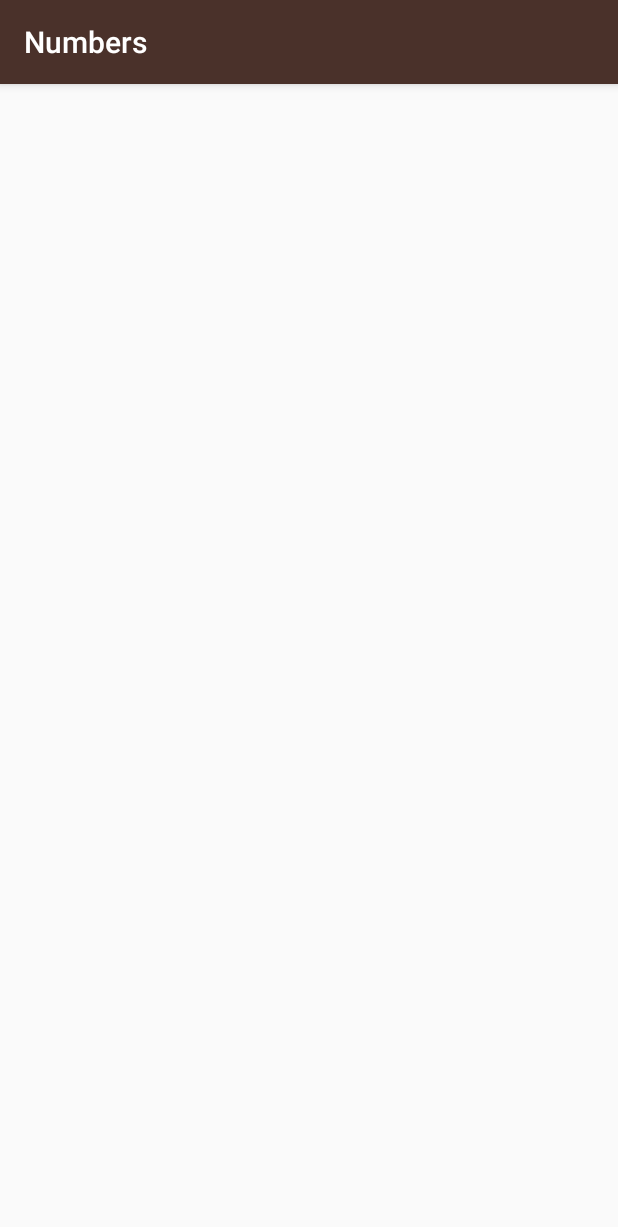
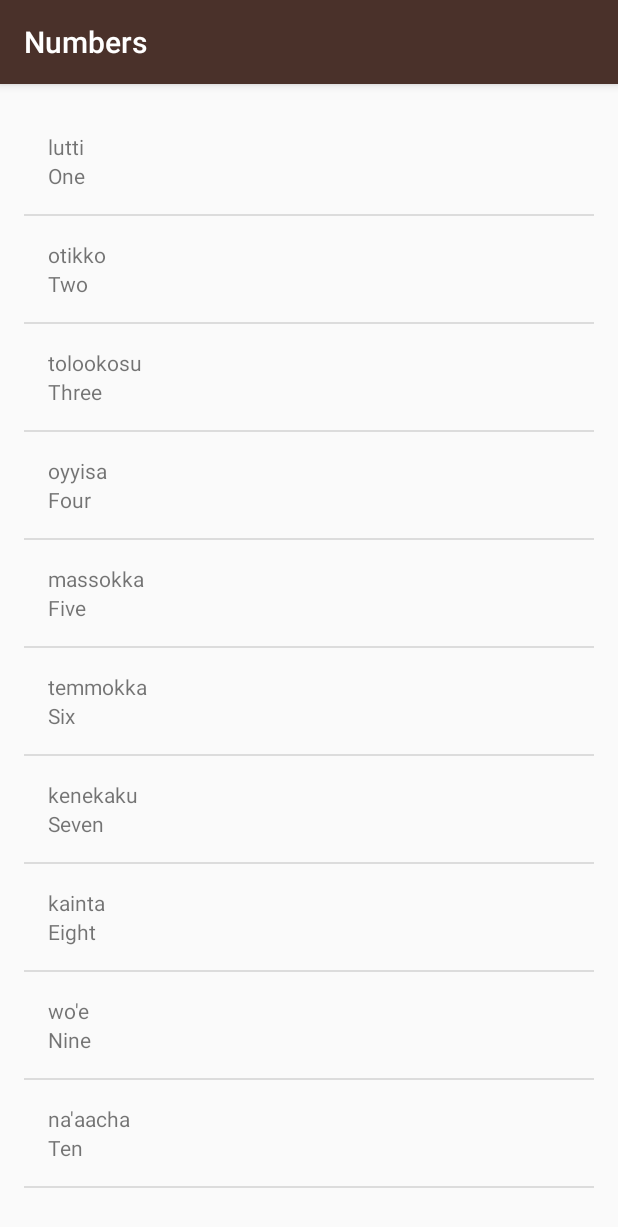
Before and after one commit to m-sonofben/Miwok, an Android app: the NumbersActivity screen opened directly, with no data from a screen before it, on a phone screen of 412 x 824 dp. Shown: the top 1227 px of the screen. Run offline under Robolectric (Android 15) with nearby library versions, the phone set to English and light mode, and no system bars.

Commit message:
Lesson 2 completed:
Arrays
Lists
Loops
Custom Classes

```diff
--- a/app/src/main/java/com/example/android/miwok/NumbersActivity.java
+++ b/app/src/main/java/com/example/android/miwok/NumbersActivity.java
@@ -3,38 +3,40 @@ package com.example.android.miwok;
 import androidx.appcompat.app.AppCompatActivity;
 
 import android.os.Bundle;
-import android.util.Log;
+import android.widget.ListView;
+
+
+import java.util.ArrayList;
 
 public class NumbersActivity extends AppCompatActivity {
 
     @Override
     protected void onCreate(Bundle savedInstanceState) {
         super.onCreate(savedInstanceState);
-        setContentView(R.layout.activity_numbers);
+        setContentView(R.layout.word_list);
 
 
-        String[] english_Numbers = new String[10];
+        ArrayList<Word> numberWords = new ArrayList<Word>();
 
-        english_Numbers[0] = "One";
-        english_Numbers[1] = "Two";
-        english_Numbers[2] = "Three";
-        english_Numbers[3] = "Four";
-        english_Numbers[4] = "Five";
-        english_Numbers[5] = "Six";
-        english_Numbers[6] = "Seven";
-        english_Numbers[7] = "Eight";
-        english_Numbers[8] = "Nine";
-        english_Numbers[9] = "Ten";
 
-        Log.v("NumbersActivity", "Word at index 0: " + english_Numbers[0]);
-        Log.v("NumbersActivity", "Word at index 1: " + english_Numbers[1]);
-        Log.v("NumbersActivity", "Word at index 2: " + english_Numbers[2]);
-        Log.v("NumbersActivity", "Word at index 3: " + english_Numbers[3]);
-        Log.v("NumbersActivity", "Word at index 4: " + english_Numbers[4]);
-        Log.v("NumbersActivity", "Word at index 5: " + english_Numbers[5]);
-        Log.v("NumbersActivity", "Word at index 6: " + english_Numbers[6]);
-        Log.v("NumbersActivity", "Word at index 7: " + english_Numbers[7]);
-        Log.v("NumbersActivity", "Word at index 8: " + english_Numbers[8]);
-        Log.v("NumbersActivity", "Word at index 9: " + english_Numbers[9]);
+        numberWords.add(new Word("One", "lutti"));
+        numberWords.add(new Word("Two", "otikko"));
+        numberWords.add(new Word("Three", "tolookosu"));
+        numberWords.add(new Word("Four", "oyyisa"));
+        numberWords.add(new Word("Five", "massokka"));
+        numberWords.add(new Word("Six", "temmokka"));
+        numberWords.add(new Word("Seven", "kenekaku"));
+        numberWords.add(new Word("Eight", "kainta"));
+        numberWords.add(new Word("Nine", "wo'e"));
+        numberWords.add(new Word("Ten", "na'aacha"));
+
+
+        WordAdapter adapter = new WordAdapter(this, numberWords);
+
+        ListView listView = (ListView) findViewById(R.id.list);
+
+        listView.setAdapter(adapter);
+
+
     }
 }
--- /dev/null
+++ b/app/src/main/java/com/example/android/miwok/Word.java
@@ -0,0 +1,24 @@
+package com.example.android.miwok;
+
+//@link word represents a vocabulary word that the user wants to learn.
+//it contains an english translation and a Miwok translation for that word.
+
+public class Word {
+
+    private String mEnglishTranslation;
+
+    private String mMiwokTranslation;
+
+    public Word(String englishTranslation, String miwokTranslation) {
+        mEnglishTranslation = englishTranslation;
+        mMiwokTranslation = miwokTranslation;
+    }
+
+    public String getEnglishTranslation() {
+        return mEnglishTranslation;
+    }
+
+    public String getMiwokTranslation() {
+        return mMiwokTranslation;
+    }
+}
--- /dev/null
+++ b/app/src/main/java/com/example/android/miwok/WordAdapter.java
@@ -0,0 +1,53 @@
+package com.example.android.miwok;
+
+import android.app.Activity;
+import android.provider.UserDictionary;
+import android.view.LayoutInflater;
+import android.view.View;
+import android.view.ViewGroup;
+import android.widget.ArrayAdapter;
+import android.widget.TextView;
+
+import androidx.annotation.NonNull;
+import androidx.annotation.Nullable;
+
+import java.util.ArrayList;
+
+public class WordAdapter extends ArrayAdapter<Word> {
+
+    public WordAdapter(Activity context, ArrayList<Word> numberWords) {
+        // Here, we initialize the ArrayAdapter's internal storage for the context and the list.
+        // the second argument is used when the ArrayAdapter is populating a single TextView.
+        // Because this is a custom adapter for two TextViews and an ImageView, the adapter is not
+        // going to use this second argument, so it can be any value. Here, we used 0.
+        super(context, 0, numberWords);
+    }
+
+    @NonNull
+    @Override
+    public View getView(int position, View convertView, ViewGroup parent) {
+        // Check if the existing view is being reused, otherwise inflate the view
+        View listItemView = convertView;
+        if(listItemView == null) {
+            listItemView = LayoutInflater.from(getContext()).inflate(R.layout.list_item, parent, false);
+        }
+
+        // Get the {@link word} object located at this position in the list
+        Word currentWord = getItem(position);
+
+        // Find the TextView in the list_item.xml layout with the ID version_name
+        TextView miwokTextView = (TextView) listItemView.findViewById(R.id.miwok_text_view);
+        // Get miwok translation from current word object and set text on the miwok TextView
+        miwokTextView.setText(currentWord.getMiwokTranslation());
+
+
+        // Find the TextView in the list_item.xml layout with the ID version_number
+        TextView englishTextView = (TextView) listItemView.findViewById(R.id.english_text_view);
+        // Get english translation from current word object and set text on the english TextView
+        englishTextView.setText(currentWord.getEnglishTranslation());
+
+        // Return the whole list item layout (containing 2 TextViews)
+        // so that it can be shown in the ListView
+        return listItemView;
+    }
+}
--- a/app/src/main/res/layout/activity_main.xml
+++ b/app/src/main/res/layout/activity_main.xml
@@ -20,7 +20,8 @@
     android:layout_height="match_parent"
     android:background="@color/tan_background"
     android:orientation="vertical"
-    tools:context="com.example.android.miwok.MainActivity">
+    tools:context="com.example.android.miwok.MainActivity"
+    android:id="@+id/rootView">
 
     <TextView
         android:id="@+id/numbers"
--- a/app/src/main/res/layout/activity_numbers.xml
+++ /dev/null
@@ -1,9 +0,0 @@
-<?xml version="1.0" encoding="utf-8"?>
-<androidx.constraintlayout.widget.ConstraintLayout xmlns:android="http://schemas.android.com/apk/res/android"
-    xmlns:app="http://schemas.android.com/apk/res-auto"
-    xmlns:tools="http://schemas.android.com/tools"
-    android:layout_width="match_parent"
-    android:layout_height="match_parent"
-    tools:context=".NumbersActivity">
-
-</androidx.constraintlayout.widget.ConstraintLayout>
--- /dev/null
+++ b/app/src/main/res/layout/list_item.xml
@@ -0,0 +1,24 @@
+<?xml version="1.0" encoding="utf-8"?>
+<LinearLayout
+    xmlns:android="http://schemas.android.com/apk/res/android"
+    xmlns:tools="http://schemas.android.com/tools"
+    android:layout_width="match_parent"
+    android:layout_height="match_parent"
+    android:orientation="vertical"
+    android:padding="16dp">
+
+    <TextView
+        android:id="@+id/miwok_text_view"
+        android:layout_width="match_parent"
+        android:layout_height="wrap_content"
+        tools:text="lutti"
+        />
+
+    <TextView
+        android:id="@+id/english_text_view"
+        android:layout_width="match_parent"
+        android:layout_height="wrap_content"
+        tools:text="one"
+        />
+
+</LinearLayout>
--- /dev/null
+++ b/app/src/main/res/layout/word_list.xml
@@ -0,0 +1,13 @@
+<?xml version="1.0" encoding="utf-8"?>
+<ListView
+    xmlns:android="http://schemas.android.com/apk/res/android"
+    android:layout_width="match_parent"
+    android:layout_height="match_parent"
+    android:paddingBottom="@dimen/activity_vertical_margin"
+    android:paddingLeft="@dimen/activity_horizontal_margin"
+    android:paddingRight="@dimen/activity_horizontal_margin"
+    android:paddingTop="@dimen/activity_vertical_margin"
+
+    android:id="@+id/list">
+
+</ListView>
```
Also changed, not shown: app/src/main/java/com/example/android/miwok/ColorsActivity.java (+25 -1 lines), app/src/main/java/com/example/android/miwok/FamilyActivity.java (+27 -1 lines), app/src/main/java/com/example/android/miwok/PhrasesActivity.java (+27 -1 lines), app/src/main/res/layout/activity_colors.xml (deleted, +0 -9 lines), app/src/main/res/layout/activity_family.xml (deleted, +0 -9 lines), app/src/main/res/layout/activity_phrases.xml (deleted, +0 -9 lines).
